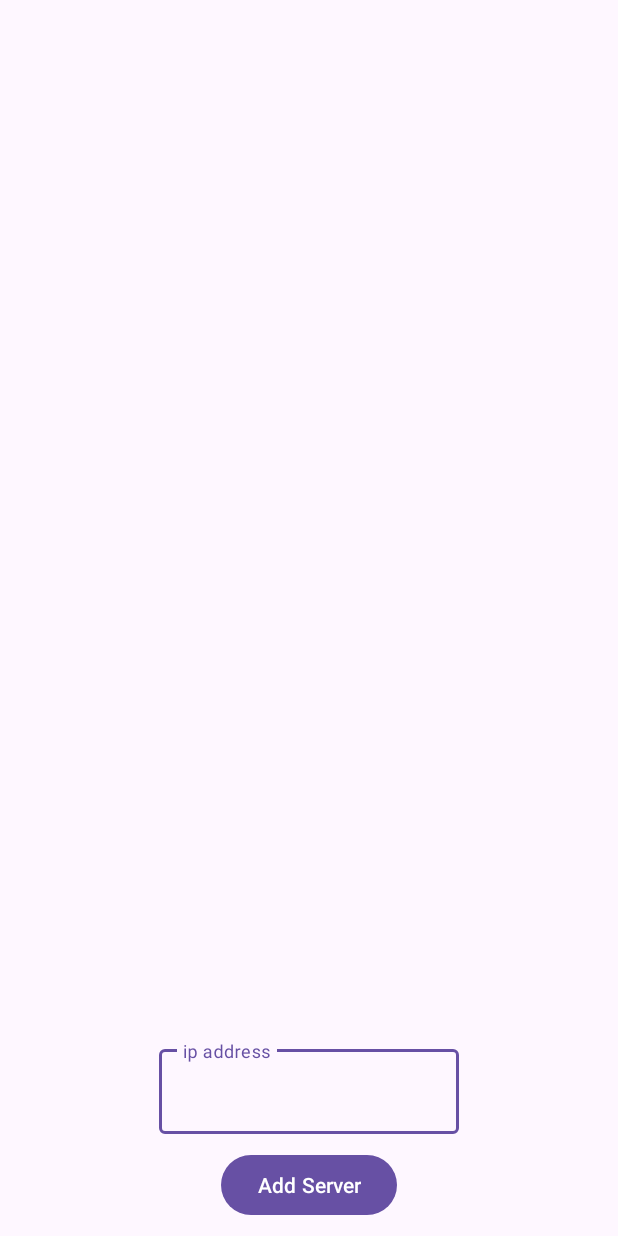
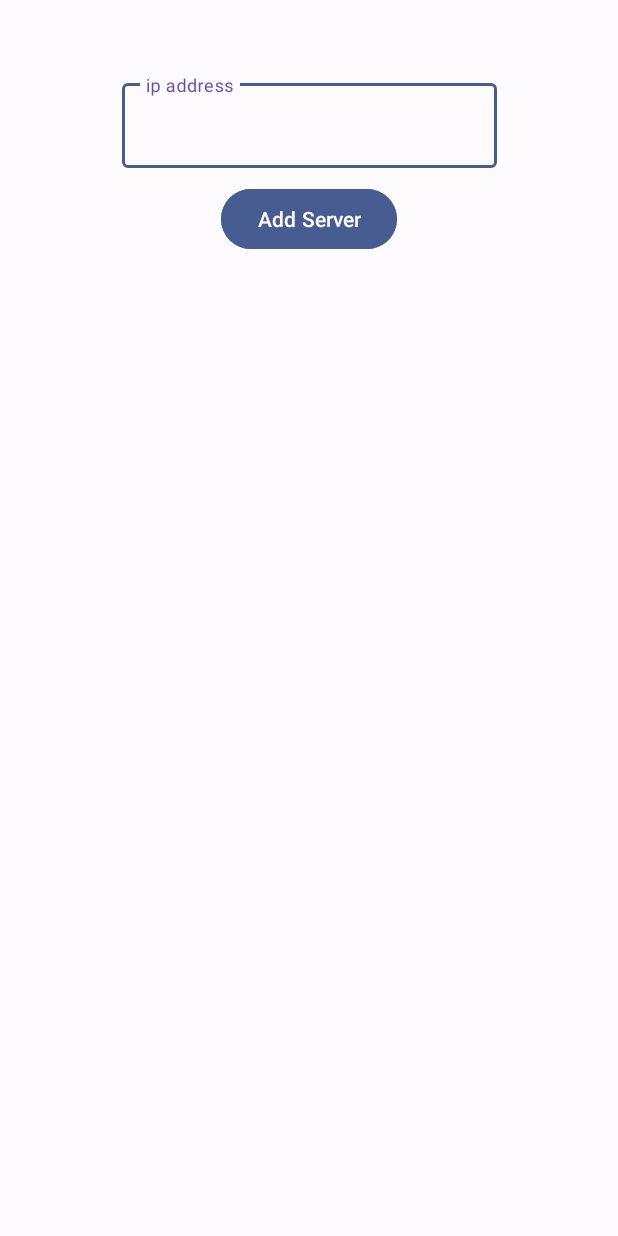
Before and after one commit to Ugueau/MicrobitManager, an Android app: the screen it shows after launch (MainActivity), on a phone screen of 412 x 824 dp. Run offline under Robolectric (Android 15) with nearby library versions, the phone set to English and light mode, and no system bars.

Commit message:
server connection

```diff
--- a/app/src/main/AndroidManifest.xml
+++ b/app/src/main/AndroidManifest.xml
@@ -1,6 +1,9 @@
 <?xml version="1.0" encoding="utf-8"?>
 <manifest xmlns:android="http://schemas.android.com/apk/res/android"
     xmlns:tools="http://schemas.android.com/tools">
+
+    <uses-permission android:name="android.permission.ACCESS_NETWORK_STATE" />
+    <uses-permission android:name="android.permission.INTERNET" />
 
     <application
         android:allowBackup="true"
--- a/app/src/main/java/fr/cpe/microbitmanager/MainActivity.kt
+++ b/app/src/main/java/fr/cpe/microbitmanager/MainActivity.kt
@@ -1,20 +1,20 @@
 package fr.cpe.microbitmanager
 
-import android.annotation.SuppressLint
-import android.content.Context
 import android.os.Bundle
-import android.util.AttributeSet
-import android.view.View
 import android.widget.Button
-import android.widget.TextView
+import android.widget.Toast
 import androidx.activity.enableEdgeToEdge
+import androidx.activity.viewModels
 import androidx.appcompat.app.AppCompatActivity
-import androidx.core.view.ViewCompat
-import androidx.core.view.WindowInsetsCompat
+import androidx.appcompat.app.AppCompatDelegate
+import androidx.recyclerview.widget.LinearLayoutManager
 import androidx.recyclerview.widget.RecyclerView
 import com.google.android.material.textfield.TextInputEditText
-import com.google.android.material.textfield.TextInputLayout
+import fr.cpe.microbitmanager.model.ServerInfo
+import fr.cpe.microbitmanager.model.ServerList
+import fr.cpe.microbitmanager.view.MicrobitFragment
 import fr.cpe.microbitmanager.view.ServerAdapter
+import fr.cpe.microbitmanager.viewmodel.MainViewModel
 
 class MainActivity : AppCompatActivity() {
 //    override fun onCreate(savedInstanceState: Bundle?) {
@@ -28,21 +28,63 @@ class MainActivity : AppCompatActivity() {
 //        }
 //    }
 
+    val mainViewModel by viewModels<MainViewModel>()
+
+    private val recyclerViewAdapter = ServerAdapter(this, this::onServerRefreshStatus)
+
     override fun onCreate(savedInstanceState: Bundle?) {
+        AppCompatDelegate.setDefaultNightMode(AppCompatDelegate.MODE_NIGHT_NO)
         super.onCreate(savedInstanceState)
         enableEdgeToEdge()
         setContentView(R.layout.activity_main)
 
+        ServerList.init(this)
         val recyclerView: RecyclerView = findViewById<RecyclerView>(R.id.server_list)
-        val recyclerViewAdapter = ServerAdapter(this)
+        recyclerView.layoutManager = LinearLayoutManager(this)
         recyclerView.adapter = recyclerViewAdapter
+        recyclerViewAdapter.notifyDataSetChanged()
 
         val addBtn = findViewById<Button>(R.id.sendButton)
         val textviewIp = findViewById<TextInputEditText>(R.id.ip_txt)
         addBtn.setOnClickListener {
-
+            mainViewModel.tryAccessToServer(this, textviewIp.text.toString()).observe(this){ isAccessible ->
+                if(isAccessible)
+                {
+                    mainViewModel.addToServerList(this, textviewIp.text.toString(), true)
+                    recyclerViewAdapter.updateList(mainViewModel.getServerList())
+                    recyclerViewAdapter.notifyDataSetChanged()
+                    textviewIp.setText("")
+                    Toast.makeText(this, "Server ${textviewIp.text.toString()} added to list", Toast.LENGTH_SHORT).show()
+                }
+                else
+                {
+                    Toast.makeText(this, "Error server ${textviewIp.text.toString()} unreachable", Toast.LENGTH_SHORT).show()
+                }
+            }
         }
     }
 
+    fun onServerRefreshStatus(server : ServerInfo)
+    {
+        mainViewModel.tryAccessToServer(this, server.ip_address).observe(this){status->
+            server.status = status
+            mainViewModel.updateServer(this, server)
+            recyclerViewAdapter.updateList(mainViewModel.getServerList())
+            recyclerViewAdapter.notifyDataSetChanged()
+        }
+    }
 
+    fun openServerDetails(server : ServerInfo)
+    {
+        val fragment = MicrobitFragment()
+        val args = Bundle()
+        args.putString("serverIp", server.ip_address)
+        fragment.arguments = args
+
+        supportFragmentManager.beginTransaction()
+            .replace(R.id.fragment_microbit, fragment)
+            .addToBackStack(null)
+            .commit()
+
+    }
 }
--- a/app/src/main/java/fr/cpe/microbitmanager/UDPTools/UDPQuery.kt
+++ b/app/src/main/java/fr/cpe/microbitmanager/Tools/UDPQuery.kt
@@ -1,4 +1,4 @@
-package fr.cpe.microbitmanager.UDPTools
+package fr.cpe.microbitmanager.Tools
 
 import android.util.Log
 import java.io.IOException
--- a/app/src/main/java/fr/cpe/microbitmanager/model/ServerList.kt
+++ b/app/src/main/java/fr/cpe/microbitmanager/model/ServerList.kt
@@ -1,9 +1,20 @@
 package fr.cpe.microbitmanager.model
+
+import android.content.Context
 
 object ServerList {
     private var serverList = ArrayList<ServerInfo>()
 
-    fun addNewServer(newServer : ServerInfo)
+    init {
+        serverList.add(ServerInfo("example", "example IP", false))
+    }
+
+    fun init(context: Context) {
+        val savedList = ServerStorage.loadServerList(context)
+        serverList = ArrayList(savedList)  // Replace dummy list
+    }
+
+    fun addNewServer(context :Context, newServer : ServerInfo)
     {
         var isUpdated = false;
         serverList.forEach { serv ->
@@ -17,10 +28,16 @@ object ServerList {
         if(!isUpdated){
             serverList.add(newServer)
         }
+        ServerStorage.saveServerList(context, serverList)
     }
 
     fun asList() : List<ServerInfo>
     {
         return serverList.toList()
     }
+
+    fun size() : Int
+    {
+        return serverList.size
+    }
 }
--- /dev/null
+++ b/app/src/main/java/fr/cpe/microbitmanager/model/ServerStorage.kt
@@ -0,0 +1,23 @@
+package fr.cpe.microbitmanager.model
+
+import android.content.Context
+import com.google.gson.Gson
+import com.google.gson.reflect.TypeToken
+
+object ServerStorage {
+    private const val PREF_NAME = "server_prefs"
+    private const val KEY_LIST = "server_list"
+
+    fun saveServerList(context: Context, list: List<ServerInfo>) {
+        val prefs = context.getSharedPreferences(PREF_NAME, Context.MODE_PRIVATE)
+        val json = Gson().toJson(list)
+        prefs.edit().putString(KEY_LIST, json).apply()
+    }
+
+    fun loadServerList(context: Context): List<ServerInfo> {
+        val prefs = context.getSharedPreferences(PREF_NAME, Context.MODE_PRIVATE)
+        val json = prefs.getString(KEY_LIST, null) ?: return emptyList()
+        val type = object : TypeToken<List<ServerInfo>>() {}.type
+        return Gson().fromJson(json, type)
+    }
+}
--- a/app/src/main/res/layout/activity_main.xml
+++ b/app/src/main/res/layout/activity_main.xml
@@ -4,31 +4,35 @@
     xmlns:tools="http://schemas.android.com/tools"
     android:layout_width="match_parent"
     android:layout_height="match_parent"
+    android:background="@color/material_dynamic_primary99"
     tools:context=".MainActivity">
 
     <Button
         android:layout_width="wrap_content"
         android:id="@+id/sendButton"
         android:layout_height="wrap_content"
-        app:layout_constraintBottom_toBottomOf="parent"
+        app:layout_constraintTop_toBottomOf="@id/ip"
         app:layout_constraintLeft_toLeftOf="parent"
+        android:backgroundTint="@color/material_dynamic_primary40"
         android:text="Add Server"
         android:layout_margin="10dp"
         app:layout_constraintRight_toRightOf="parent"/>
 
     <com.google.android.material.textfield.TextInputLayout
-        android:layout_width="200dp"
+        android:layout_width="250dp"
         android:layout_height="wrap_content"
-        app:layout_constraintBottom_toTopOf="@id/sendButton"
+        app:layout_constraintTop_toTopOf="parent"
         app:layout_constraintLeft_toLeftOf="parent"
         app:layout_constraintRight_toRightOf="parent"
-        android:layout_margin="10dp"
+        android:layout_marginTop="50dp"
+        app:boxStrokeColor="@color/material_dynamic_primary40"
         android:id="@+id/ip">
 
         <com.google.android.material.textfield.TextInputEditText
             android:layout_width="match_parent"
             android:id="@+id/ip_txt"
             android:layout_height="wrap_content"
+            android:textColorLink="@color/material_dynamic_primary40"
             android:hint="ip address" />
     </com.google.android.material.textfield.TextInputLayout>
 
@@ -36,16 +40,12 @@
         android:layout_width="match_parent"
         android:layout_height="match_parent"
         android:id="@+id/server_list"
-        android:layout_marginTop="10dp"
-        android:layout_marginLeft="10dp"
-        android:layout_marginRight="10dp"
-        android:layout_marginBottom="150dp"
-        app:layout_constraintTop_toTopOf="parent"
-        app:layout_constraintBottom_toTopOf="@+id/ip"
+        android:layout_marginBottom="10dp"
+        android:layout_marginTop="180dp"
+        app:layout_constraintBottom_toBottomOf="parent"
+        app:layout_constraintTop_toBottomOf="@+id/sendButton"
         app:layout_constraintLeft_toLeftOf="parent"
-        app:layout_constraintRight_toRightOf="parent"
-        tools:layout_editor_absoluteX="1dp"
-        tools:layout_editor_absoluteY="1dp" />
+        app:layout_constraintRight_toRightOf="parent" />
 
 
 </androidx.constraintlayout.widget.ConstraintLayout>
```
Also changed, not shown: app/build.gradle (+7 -0 lines), app/src/main/java/fr/cpe/microbitmanager/Tools/ConnectionManager.kt (added, +98 -0 lines), app/src/main/java/fr/cpe/microbitmanager/model/MicrobitInfo.kt (added, +36 -0 lines), app/src/main/java/fr/cpe/microbitmanager/view/MicrobitAdapter.kt (added, +34 -0 lines), app/src/main/java/fr/cpe/microbitmanager/view/MicrobitFragment.kt (renamed from app/src/main/java/fr/cpe/microbitmanager/view/ServerFragment.kt, +6 -8 lines), app/src/main/java/fr/cpe/microbitmanager/view/ServerAdapter.kt (+8 -8 lines), app/src/main/java/fr/cpe/microbitmanager/viewmodel/MainViewModel.kt (+29 -3 lines), app/src/main/res/layout/adapter_microbit.xml (added, +61 -0 lines), app/src/main/res/layout/adapter_server.xml (+8 -5 lines), app/src/main/res/layout/fragment_microbit.xml (renamed from app/src/main/res/layout/fragment_server.xml, +7 -5 lines).
